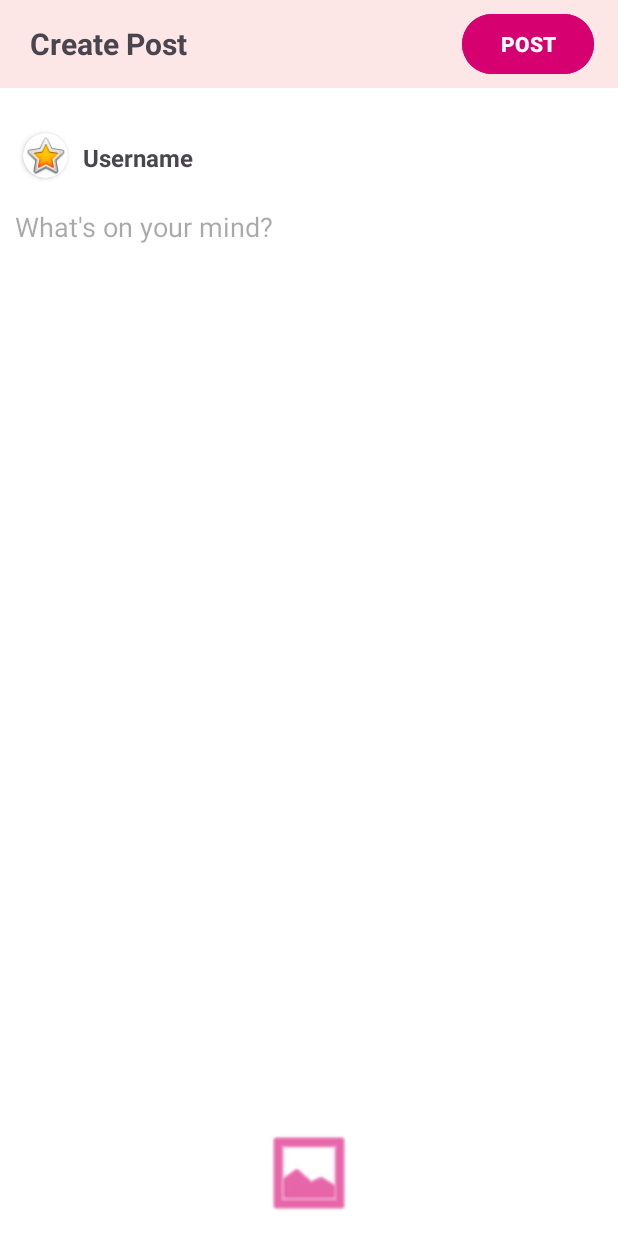
After one commit to atulbadole/SocialMediaApp, an Android app: the CreatePostActivity screen opened directly, with no data from a screen before it, on a phone screen of 412 x 824 dp. The commit adds this screen. Run offline under Robolectric (Android 15) with nearby library versions, the phone set to English and light mode, and no system bars.

Commit message:
Create Post Page

```diff
--- a/app/src/main/AndroidManifest.xml
+++ b/app/src/main/AndroidManifest.xml
@@ -1,7 +1,7 @@
 <?xml version="1.0" encoding="utf-8"?>
 <manifest xmlns:android="http://schemas.android.com/apk/res/android"
     xmlns:tools="http://schemas.android.com/tools">
-
+    <uses-permission android:name="android.permission.READ_EXTERNAL_STORAGE" />
     <application
         android:allowBackup="true"
         android:dataExtractionRules="@xml/data_extraction_rules"
@@ -13,12 +13,14 @@
         android:theme="@style/Theme.SocialMediaApp"
         tools:targetApi="31">
         <activity
+            android:name=".view.CreatePostActivity"
+            android:exported="false" />
+        <activity
             android:name=".view.PostDetailActivity"
             android:exported="false" />
         <activity
             android:name=".view.FeedActivity"
-            android:exported="true">
-        </activity>
+            android:exported="true"></activity>
         <activity
             android:name=".view.MainActivity"
             android:exported="true">
--- /dev/null
+++ b/app/src/main/java/com/capgemini/socialmediaapp/view/CreatePostActivity.kt
@@ -0,0 +1,42 @@
+
+package com.capgemini.socialmediaapp.view
+import android.app.Activity
+import android.content.Intent
+import androidx.appcompat.app.AppCompatActivity
+import android.os.Bundle
+import android.provider.MediaStore
+import android.widget.ImageView
+import androidx.activity.result.contract.ActivityResultContracts
+import com.capgemini.socialmediaapp.R
+
+
+class CreatePostActivity : AppCompatActivity() {
+
+    private val PICK_IMAGE_REQUEST = 1
+    private lateinit var imageView: ImageView
+    private lateinit var postimage: ImageView
+    private val pickImageLauncher = registerForActivityResult(ActivityResultContracts.StartActivityForResult()) { result ->
+        if (result.resultCode == Activity.RESULT_OK) {
+            val imageUri = result.data?.data
+            postimage.setImageURI(imageUri)
+        }
+    }
+    override fun onCreate(savedInstanceState: Bundle?) {
+        super.onCreate(savedInstanceState)
+        setContentView(R.layout.activity_create_post)
+        imageView = findViewById(R.id.c_selectImageView)
+        postimage = findViewById(R.id.c_post_imageview)
+        imageView.setOnClickListener {
+            openGallery()
+        }
+    }
+    private fun openGallery(){
+        val intent = Intent()
+        intent.type = "image/*"
+        intent.action = Intent.ACTION_GET_CONTENT
+
+        val galleryIntent = Intent(Intent.ACTION_PICK, MediaStore.Images.Media.EXTERNAL_CONTENT_URI)
+        pickImageLauncher.launch(galleryIntent)
+    }
+
+}
--- a/app/src/main/java/com/capgemini/socialmediaapp/view/MainActivity.kt
+++ b/app/src/main/java/com/capgemini/socialmediaapp/view/MainActivity.kt
@@ -7,13 +7,14 @@ import com.capgemini.socialmediaapp.R
 import java.util.Timer
 import java.util.TimerTask
 
+
 class MainActivity : AppCompatActivity() {
     override fun onCreate(savedInstanceState: Bundle?) {
         super.onCreate(savedInstanceState)
         setContentView(R.layout.activity_main)
         Timer().schedule(object : TimerTask(){
             override fun run() {
-                val intent = Intent(this@MainActivity, FeedActivity::class.java)
+                val intent = Intent(this@MainActivity, CreatePostActivity::class.java)
                 startActivity(intent)
                 finish()
             }
--- /dev/null
+++ b/app/src/main/res/layout/activity_create_post.xml
@@ -0,0 +1,142 @@
+<?xml version="1.0" encoding="utf-8"?>
+<androidx.constraintlayout.widget.ConstraintLayout xmlns:android="http://schemas.android.com/apk/res/android"
+    xmlns:app="http://schemas.android.com/apk/res-auto"
+    xmlns:tools="http://schemas.android.com/tools"
+    android:layout_width="match_parent"
+    android:layout_height="match_parent"
+    android:background="#FFFFFF"
+    tools:context=".view.CreatePostActivity">
+
+    <ScrollView
+        android:id="@+id/scrollView2"
+        android:layout_width="match_parent"
+        android:layout_height="0dp"
+        android:elevation="2dp"
+        app:layout_constraintBottom_toTopOf="@+id/c_selectImageView"
+        app:layout_constraintEnd_toEndOf="parent"
+        app:layout_constraintHorizontal_bias="0.5"
+        app:layout_constraintStart_toStartOf="parent"
+        app:layout_constraintTop_toBottomOf="@+id/linearLayout4">
+
+        <androidx.constraintlayout.widget.ConstraintLayout
+            android:layout_width="match_parent"
+            android:layout_height="wrap_content">
+
+            <androidx.cardview.widget.CardView
+                android:id="@+id/cardView4"
+                android:layout_width="30dp"
+                android:layout_height="30dp"
+                android:layout_marginStart="15dp"
+                android:layout_marginTop="30dp"
+                app:cardCornerRadius="50dp"
+                app:layout_constraintStart_toStartOf="parent"
+                app:layout_constraintTop_toTopOf="parent">
+
+                <ImageView
+                    android:id="@+id/c_user_profilepicture"
+                    android:layout_width="match_parent"
+                    android:layout_height="match_parent"
+                    android:layout_marginStart="0dp"
+                    android:layout_marginTop="0dp"
+                    android:foreground="@android:drawable/btn_star_big_on" />
+            </androidx.cardview.widget.CardView>
+
+            <EditText
+                android:id="@+id/c_post_editText"
+                android:layout_width="match_parent"
+                android:layout_height="wrap_content"
+                android:layout_marginTop="70dp"
+                android:background="#FFFFFF"
+                android:ems="10"
+                android:focusableInTouchMode="true"
+                android:gravity="top"
+                android:hint="What's on your mind?"
+                android:inputType="textPersonName"
+                android:minHeight="150dp"
+                android:paddingHorizontal="10dp"
+                android:paddingVertical="10dp"
+                android:textColor="@color/black"
+                app:layout_constraintEnd_toEndOf="parent"
+                app:layout_constraintStart_toStartOf="parent"
+                app:layout_constraintTop_toTopOf="parent" />
+
+            <ImageView
+                android:id="@+id/c_post_imageview"
+                android:layout_width="0dp"
+                android:layout_height="wrap_content"
+                android:maxHeight="500dp"
+                android:scaleType="fitCenter"
+                app:layout_constraintEnd_toEndOf="parent"
+                app:layout_constraintHorizontal_bias="0.5"
+                app:layout_constraintStart_toStartOf="parent"
+                app:layout_constraintTop_toBottomOf="@+id/c_post_editText" />
+
+            <TextView
+                android:id="@+id/c_post_username"
+                android:layout_width="127dp"
+                android:layout_height="23dp"
+                android:layout_marginStart="10dp"
+                android:layout_marginTop="35dp"
+                android:text="Username"
+                android:textSize="16sp"
+                android:textStyle="bold"
+                app:layout_constraintStart_toEndOf="@+id/cardView4"
+                app:layout_constraintTop_toTopOf="parent" />
+        </androidx.constraintlayout.widget.ConstraintLayout>
+    </ScrollView>
+
+    <ImageView
+        android:id="@+id/c_selectImageView"
+        android:layout_width="64dp"
+        android:layout_height="64dp"
+        android:layout_marginBottom="10dp"
+        android:foreground="@android:drawable/ic_menu_gallery"
+        android:foregroundTint="#D70070"
+        android:onClick="selectimage"
+        app:layout_constraintBottom_toBottomOf="parent"
+        app:layout_constraintEnd_toEndOf="parent"
+        app:layout_constraintHorizontal_bias="0.5"
+        app:layout_constraintStart_toStartOf="parent" />
+
+    <LinearLayout
+        android:id="@+id/linearLayout4"
+        android:layout_width="0dp"
+        android:layout_height="wrap_content"
+        android:background="#FDE6E6"
+        android:orientation="horizontal"
+        android:paddingEnd="16dp"
+        app:layout_constraintEnd_toEndOf="parent"
+        app:layout_constraintStart_toStartOf="parent"
+        app:layout_constraintTop_toTopOf="parent">
+
+        <TextView
+            android:id="@+id/c_createpost"
+            android:layout_width="wrap_content"
+            android:layout_height="match_parent"
+            android:layout_gravity="start|center_vertical"
+            android:layout_weight="0.5"
+            android:gravity="start|center_vertical"
+            android:paddingStart="20dp"
+            android:text="Create Post"
+            android:textSize="20sp"
+            android:textStyle="bold" />
+
+        <Button
+            android:id="@+id/c_postButton"
+            style="@style/Widget.Material3.Button"
+            android:layout_width="wrap_content"
+            android:layout_height="wrap_content"
+            android:layout_gravity="center_vertical|end"
+            android:layout_marginVertical="5dp"
+            android:backgroundTint="#D70070"
+            android:onClick="post"
+            android:paddingHorizontal="25dp"
+            android:text="POST"
+            android:textSize="14sp"
+            android:textStyle="bold"
+            app:iconPadding="0dp" />
+
+    </LinearLayout>
+
+
+</androidx.constraintlayout.widget.ConstraintLayout>
--- a/build.gradle.kts
+++ b/build.gradle.kts
@@ -1,5 +1,5 @@
 // Top-level build file where you can add configuration options common to all sub-projects/modules.
 plugins {
-    id("com.android.application") version "8.2.2" apply false
-    id("org.jetbrains.kotlin.android") version "1.9.22" apply false
+    id("com.android.application") version "7.4.0" apply false
+    id("org.jetbrains.kotlin.android") version "1.7.21" apply false
 }
```
Also changed, not shown: gradle/wrapper/gradle-wrapper.properties.
